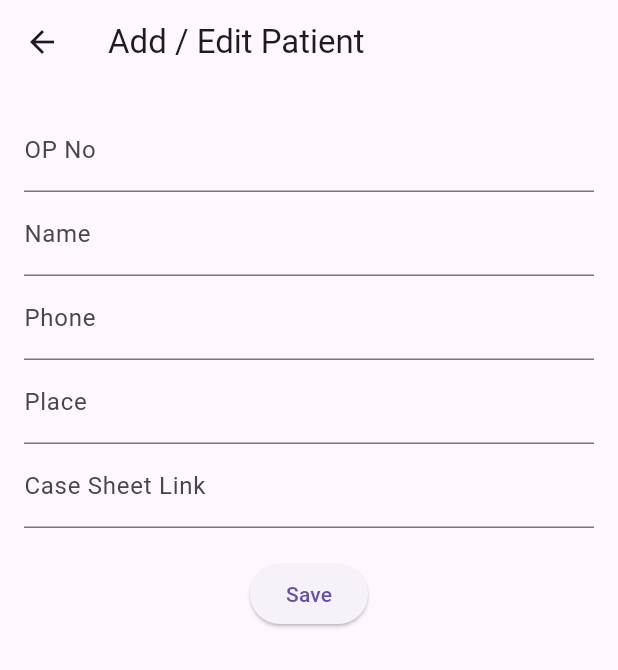
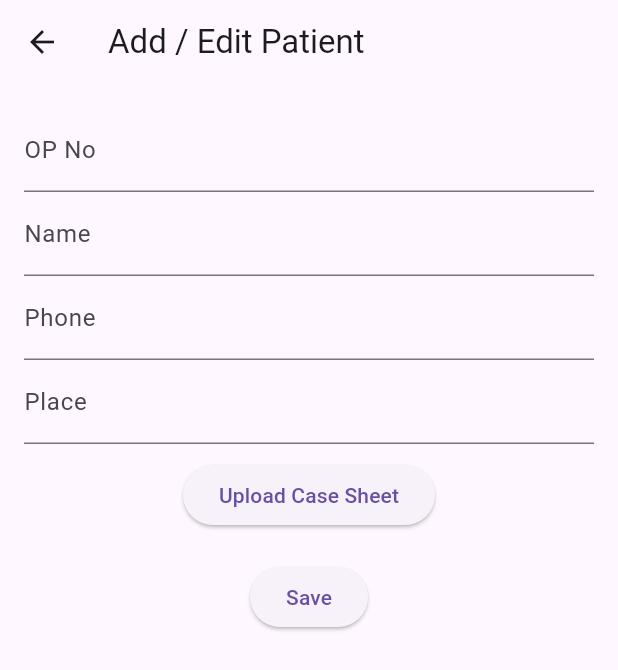
Before and after one commit to vishnuprabhakar05/MyDentLog, a Flutter app: the InputScreen screen opened directly, on a phone screen of 412 x 824 dp. Shown: the top 670 px of the screen. Run offline on Flutter 3.47's test engine with Material 3 defaults, Android fonts, the phone set to English and light mode, and no system bars; our stand-ins replace file_picker, firebase_core, firebase_database; accounts and stored records are empty.

Commit message:
App structure changes

```diff
--- a/lib/screens/input_screen.dart
+++ b/lib/screens/input_screen.dart
@@ -1,5 +1,6 @@
 import 'package:flutter/material.dart';
 import 'package:provider/provider.dart';
+import 'package:file_picker/file_picker.dart';
 import '../models/patient_model.dart';
 import '../providers/patient_provider.dart';
 
@@ -13,7 +14,19 @@ class _InputScreenState extends State<InputScreen> {
   final TextEditingController _nameController = TextEditingController();
   final TextEditingController _phoneController = TextEditingController();
   final TextEditingController _placeController = TextEditingController();
-  final TextEditingController _caseSheetController = TextEditingController();
+  String? _caseSheetPath;
+
+  void _pickFile() async {
+    FilePickerResult? result = await FilePicker.platform.pickFiles(
+      type: FileType.any, // Allows all types of files
+    );
+
+    if (result != null) {
+      setState(() {
+        _caseSheetPath = result.files.single.path;
+      });
+    }
+  }
 
   void _savePatient() {
     final patient = PatientModel(
@@ -21,8 +34,8 @@ class _InputScreenState extends State<InputScreen> {
       name: _nameController.text.trim(),
       phone: _phoneController.text.trim(),
       place: _placeController.text.trim(),
-      caseSheet: _caseSheetController.text.trim(),
-      timestamp: DateTime.now().millisecondsSinceEpoch,
+      caseSheet: _caseSheetPath ?? '', // Store file path
+      timestamp: DateTime.now().toIso8601String(),
     );
 
     Provider.of<PatientProvider>(context, listen: false)
@@ -38,11 +51,32 @@ class _InputScreenState extends State<InputScreen> {
         padding: const EdgeInsets.all(16.0),
         child: Column(
           children: [
-            TextField(controller: _opNoController, decoration: InputDecoration(labelText: "OP No")),
-            TextField(controller: _nameController, decoration: InputDecoration(labelText: "Name")),
-            TextField(controller: _phoneController, decoration: InputDecoration(labelText: "Phone")),
-            TextField(controller: _placeController, decoration: InputDecoration(labelText: "Place")),
-            TextField(controller: _caseSheetController, decoration: InputDecoration(labelText: "Case Sheet Link")),
+            TextField(
+                controller: _opNoController,
+                decoration: InputDecoration(labelText: "OP No")),
+            TextField(
+                controller: _nameController,
+                decoration: InputDecoration(labelText: "Name")),
+            TextField(
+                controller: _phoneController,
+                decoration: InputDecoration(labelText: "Phone")),
+            TextField(
+                controller: _placeController,
+                decoration: InputDecoration(labelText: "Place")),
+            SizedBox(height: 10),
+            ElevatedButton(
+              onPressed: _pickFile,
+              child: Text("Upload Case Sheet"),
+            ),
+            if (_caseSheetPath != null)
+              Padding(
+                padding: const EdgeInsets.only(top: 8.0),
+                child: Text(
+                  "Selected File: ${_caseSheetPath!.split('/').last}",
+                  style: TextStyle(fontSize: 14, color: Colors.green),
+                  overflow: TextOverflow.ellipsis,
+                ),
+              ),
             SizedBox(height: 20),
             ElevatedButton(onPressed: _savePatient, child: Text("Save"))
           ],
--- a/pubspec.yaml
+++ b/pubspec.yaml
@@ -19,7 +19,7 @@ dependencies:
   googleapis: ^12.0.0  # 🔹 Google APIs, including Drive
   googleapis_auth: ^1.4.0  # 🔹 Authentication for Google APIs
   http: ^1.2.0  # 🔹 Required for network requests
-  file_picker: ^6.1.1
+  file_picker: ^9.2.1
   firebase_auth: ^5.5.1
   provider: ^6.1.2
   uuid: ^4.5.1
```
Also changed, not shown: lib/main.dart (+16 -4 lines), lib/models/patient_model.dart (+13 -13 lines), lib/providers/patient_provider.dart (+8 -4 lines), lib/screens/login_screen.dart (+7 -7 lines), lib/screens/search_screen.dart (+98 -6 lines), lib/services/firebase_service.dart (+20 -23 lines), lib/widgets/patient_list_item.dart (+9 -7 lines), pubspec.lock, 2 other files.
